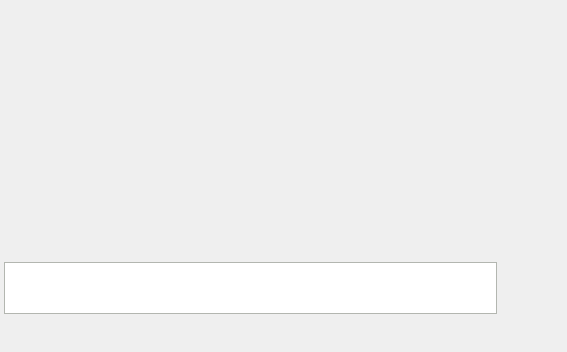
First picture: the form in share/skins/default/chat.ui, repository itds-consulting/yate, before the edit.
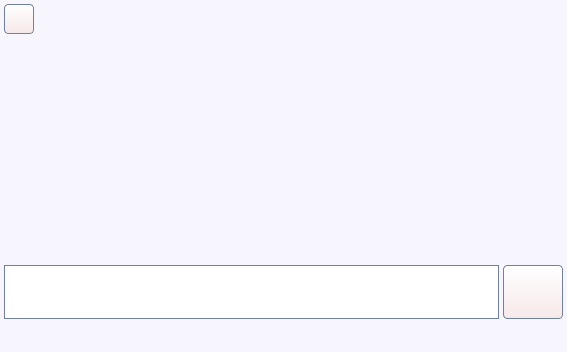
Second picture: the form after the edit. Icons and pictures are not drawn.

Commit message: Moved channel control buttons to channel item in channels list. Conference and transfer are now done from master channel and shown in its item in channels list. Changed user interface colors and shapes.

```diff
--- a/share/skins/default/chat.ui
+++ b/share/skins/default/chat.ui
@@ -25,7 +25,121 @@
    <iconset>chat.png</iconset>
   </property>
   <property name="styleSheet" >
-   <string>QLabel {background:none; font-size: 11px;}
+   <string>QWidget#chat {
+  background:#f7f5fd;
+}
+QLabel {background:none; font-size: 11px;}
+QMenu {
+  border: 1px solid #717fa0;
+  background: #ffffff;
+  selection-color: #ffffff;
+  selection-background-color: #48a4d7;
+  color:#333333;
+}
+QMenu::item:disabled { color: #bbbbbb;}
+QMenu::separator { color: #a9c2c2;}
+QLineEdit {
+  color:#333333;
+  border: 1px solid #717fa0;
+  border-radius: 4px;
+}
+QListWidget {
+  color:#333333;
+}
+QAbstractButton {
+  border: 1px solid #717fa0;
+  border-radius: 4px;
+  font-size: 11px;
+  color: #333333;
+  background: qlineargradient(x1: 0, y1: 0, x2: 0, y2: 1, stop: 0 #ffffff, stop: 1 #f6e8e8);
+}
+QAbstractButton:hover {
+  background: qlineargradient(x1: 0, y1: 0, x2: 0, y2: 1, stop: 0 #ffffff, stop: 1 #f9f3f3);
+}
+QAbstractButton:pressed {
+  background: qlineargradient(x1: 0, y1: 0, x2: 0, y2: 1, stop: 0 #f6e8e8, stop: 1 #ffffff);
+}
+QComboBox::down-arrow { image: url(cb_arrow.png); }
+QComboBox::down-arrow:on { top: 1px; left: 1px; }
+QComboBox:!editable {
+  padding-left: 2px;
+  padding-right: 2px;
+  border: 1px solid #717fa0;
+  border-radius: 4px;
+}
+QComboBox:editable {
+  padding-left: 2px;
+  padding-right: 25px;
+  border: 1px solid #717fa0;
+  border-radius: 4px;
+}
+QComboBox::drop-down {
+  width: 22px;
+  border-left: 1px solid #717fa0;
+}
+QCheckBox::indicator:checked { image: url(checkbox_on.png); }
+QCheckBox::indicator:unchecked { image: url(checkbox_off.png); }
+QRadioButton::indicator:checked { image: url(radio_on.png); }
+QRadioButton::indicator:unchecked { image: url(radio_off.png); }
+QTreeWidget {
+  border: 0px;
+  background:white;
+  selection-background-color: lightblue;
+}
+QTreeView::branch { background:white; }
+QHeaderView::section {
+  padding-left: 4px;
+  border: 0px;
+  border-right: 1px solid #e3e6e9;
+  border-bottom: 1px solid #a9c2c2;
+  background: qlineargradient(x1: 0, y1: 0, x2: 0, y2: 1, stop: 0 #ffffff, stop: 1 #fbeded);
+}
+QScrollBar {
+  border: 1px solid #717fa0;
+  background: white;
+}
+QScrollBar::handle {
+  background: qlineargradient(x1: 0, y1: 0, x2: 0, y2: 1, stop: 0 #ffffff, stop: 1 #f6e8e8);
+  border: 1px solid #717fa0;
+}
+QScrollBar:vertical {
+  width: 14px;
+  margin: 16px 0px 16px 0px;
+  border-top: 0px;
+  border-bottom: 0px;
+  border-right: 0px;
+}
+QScrollBar:horizontal {
+  height: 14px;
+  margin: 0px 16px 0px 16px;
+  border-left: 0px;
+  border-right: 0px;
+  border-bottom: 0px;
+}
+QScrollBar::add-line {
+  height: 13px;
+  width: 13px;
+  border: 1px solid #717fa0;
+  subcontrol-origin: margin;
+  background: qlineargradient(x1: 0, y1: 0, x2: 0, y2: 1, stop: 0 #ffffff, stop: 1 #f6e8e8);
+}
+QScrollBar::sub-line {
+  height: 13px;
+  width: 13px;
+  border: 1px solid #717fa0;
+  subcontrol-origin: margin;
+  background: qlineargradient(x1: 0, y1: 0, x2: 0, y2: 1, stop: 0 #ffffff, stop: 1 #f6e8e8);
+}
+QScrollBar::handle:vertical { border-left: 0px; border-right: 0px; }
+QScrollBar::handle:horizontal { border-top: 0px; border-bottom: 0px; }
+QScrollBar::add-line:vertical { subcontrol-position: bottom; image: url(scroll_down.png); height: 14px; }
+QScrollBar::sub-line:vertical { subcontrol-position: top; image: url(scroll_up.png); height: 14px; }
+QScrollBar::add-line:horizontal { subcontrol-position: right; image: url(scroll_right.png); width: 14px; }
+QScrollBar::sub-line:horizontal { subcontrol-position: left; image: url(scroll_left.png); width: 14px; }
+QScrollBar::up-arrow:pressed { border: 1px solid #717fa0; }
+QScrollBar::down-arrow:pressed { border: 1px solid #717fa0; }
+QScrollBar::left-arrow:pressed { border: 1px solid #717fa0; }
+QScrollBar::right-arrow:pressed { border: 1px solid #717fa0; }
 </string>
   </property>
   <property name="_yate_destroyonhide" stdset="0" >
@@ -200,6 +314,9 @@
       <enum>QFrame::Plain</enum>
      </property>
      <layout class="QHBoxLayout" >
+      <property name="spacing" >
+       <number>4</number>
+      </property>
       <property name="leftMargin" >
        <number>0</number>
       </property>
@@ -210,27 +327,39 @@
        <number>0</number>
       </property>
       <property name="bottomMargin" >
-       <number>8</number>
+       <number>0</number>
       </property>
       <item>
        <widget class="QTextEdit" name="message" >
         <property name="sizePolicy" >
-         <sizepolicy vsizetype="MinimumExpanding" hsizetype="Expanding" >
+         <sizepolicy vsizetype="Fixed" hsizetype="Expanding" >
           <horstretch>0</horstretch>
           <verstretch>0</verstretch>
          </sizepolicy>
         </property>
+        <property name="minimumSize" >
+         <size>
+          <width>0</width>
+          <height>54</height>
+         </size>
+        </property>
         <property name="maximumSize" >
          <size>
           <width>16777215</width>
-          <height>100</height>
+          <height>54</height>
          </size>
         </property>
         <property name="focusPolicy" >
          <enum>Qt::StrongFocus</enum>
         </property>
         <property name="styleSheet" >
-         <string>QTextEdit {background-color: #ffffff; border: 1px solid #b3b6b0; color: #666666; font-family: Arial; font-size: 12px;}</string>
+         <string>QTextEdit {
+  background-color: #ffffff;
+  border: 1px solid #717fa0;
+  color: #666666;
+  font-family: Arial;
+  font-size: 12px;
+}</string>
         </property>
         <property name="tabChangesFocus" >
          <bool>true</bool>
@@ -262,22 +391,17 @@
        </widget>
       </item>
       <item>
-       <layout class="QVBoxLayout" >
-        <property name="rightMargin" >
-         <number>0</number>
-        </property>
-        <item>
          <widget class="QToolButton" name="send_chat_button" >
           <property name="minimumSize" >
            <size>
             <width>60</width>
-            <height>50</height>
+          <height>54</height>
            </size>
           </property>
           <property name="maximumSize" >
            <size>
             <width>60</width>
-            <height>50</height>
+          <height>54</height>
            </size>
           </property>
           <property name="focusPolicy" >
@@ -301,22 +425,16 @@
           <property name="_yate_noautoconnect" stdset="0" >
            <bool>true</bool>
           </property>
-         </widget>
-        </item>
-        <item>
-         <spacer>
-          <property name="orientation" >
-           <enum>Qt::Vertical</enum>
-          </property>
-          <property name="sizeHint" >
-           <size>
-            <width>0</width>
-            <height>0</height>
-           </size>
-          </property>
-         </spacer>
-        </item>
-       </layout>
+        <property name="_yate_normal_icon" stdset="0" >
+         <string>sendchat_32.png</string>
+        </property>
+        <property name="_yate_pressed_icon" stdset="0" >
+         <string>sendchat_32_pressed.png</string>
+        </property>
+        <property name="_yate_hover_icon" stdset="0" >
+         <string>sendchat_32_hover.png</string>
+        </property>
+       </widget>
       </item>
      </layout>
     </widget>
```
Left out of the diff: 2 changed lines with no effect on the pictures. Lines whose indentation alone changed are shown as unchanged. The commit also changes 200 other files.
